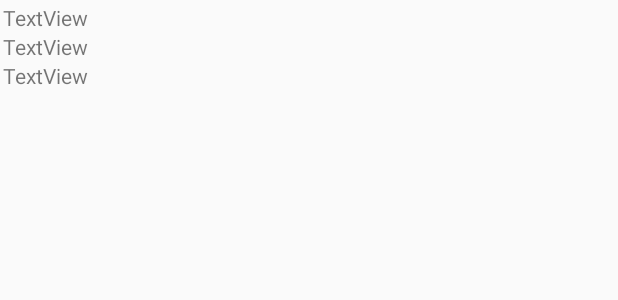
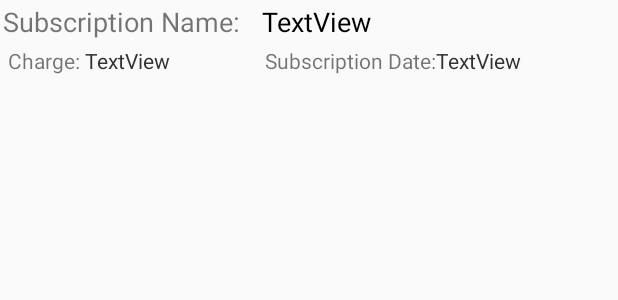
Before and after one commit to aapaetsch/paetsch-SubBook, an Android app: the layout customlist.xml on its own in the app's theme, with its tools: preview values and no code run, on a phone screen of 412 x 824 dp. Shown: the top 300 px of the screen. Run offline under Robolectric (Android 15) with nearby library versions, the light colour scheme and no system bars.

Commit message:
edited custom list item

```diff
--- a/app/src/main/res/layout/customlist.xml
+++ b/app/src/main/res/layout/customlist.xml
@@ -6,23 +6,71 @@
     android:layout_margin="2dp"
     android:background="?attr/selectableItemBackground"
     android:clickable="true"
-    android:orientation="vertical">
+    android:orientation="vertical"
+    android:weightSum="29">
+
+    <LinearLayout
+        android:layout_width="match_parent"
+        android:layout_height="match_parent"
+        android:layout_weight="28"
+        android:orientation="horizontal"
+        android:weightSum="10">
+
+        <TextView
+            android:id="@+id/textView3"
+            android:layout_width="wrap_content"
+            android:layout_height="wrap_content"
+            android:layout_marginRight="10dp"
+            android:layout_weight="0.3"
+            android:text="Subscription Name:"
+            android:textSize="18sp" />
 
         <TextView
             android:id="@+id/List_Name"
+            android:layout_width="wrap_content"
+            android:layout_height="wrap_content"
+            android:layout_weight="9.7"
+            android:text="TextView"
+            android:textColor="@android:color/black"
+            android:textSize="18sp" />
+    </LinearLayout>
+
+    <LinearLayout
+        android:layout_width="match_parent"
+        android:layout_height="match_parent"
+        android:layout_weight="1"
+        android:orientation="horizontal"
+        android:weightSum="10">
+
+        <TextView
+            android:id="@+id/textView4"
+            android:layout_width="wrap_content"
+            android:layout_height="wrap_content"
+            android:layout_weight="0"
+            android:text=" Charge: " />
+
+        <TextView
+            android:id="@+id/List_Charge"
             android:layout_width="match_parent"
             android:layout_height="wrap_content"
-        android:text="TextView" />
+            android:layout_weight="5"
+            android:text="TextView"
+            android:textColor="@color/colorPrimaryDark" />
+
+        <TextView
+            android:id="@+id/textView6"
+            android:layout_width="wrap_content"
+            android:layout_height="wrap_content"
+            android:layout_weight="0"
+            android:text="Subscription Date:" />
 
         <TextView
             android:id="@+id/List_Date"
             android:layout_width="match_parent"
             android:layout_height="wrap_content"
-        android:text="TextView" />
+            android:layout_weight="5"
+            android:text="TextView"
+            android:textColor="@color/colorPrimaryDark" />
+    </LinearLayout>
 
-    <TextView
-        android:id="@+id/List_Charge"
-        android:layout_width="match_parent"
-        android:layout_height="wrap_content"
-        android:text="TextView" />
 </LinearLayout>
--- a/app/src/main/res/values/colors.xml
+++ b/app/src/main/res/values/colors.xml
@@ -1,6 +1,6 @@
 <?xml version="1.0" encoding="utf-8"?>
 <resources>
     <color name="colorPrimary">#3F51B5</color>
-    <color name="colorPrimaryDark">#303F9F</color>
+    <color name="colorPrimaryDark">#313135</color>
     <color name="colorAccent">#FF4081</color>
 </resources>
```
Lines whose indentation alone changed are shown as unchanged.
